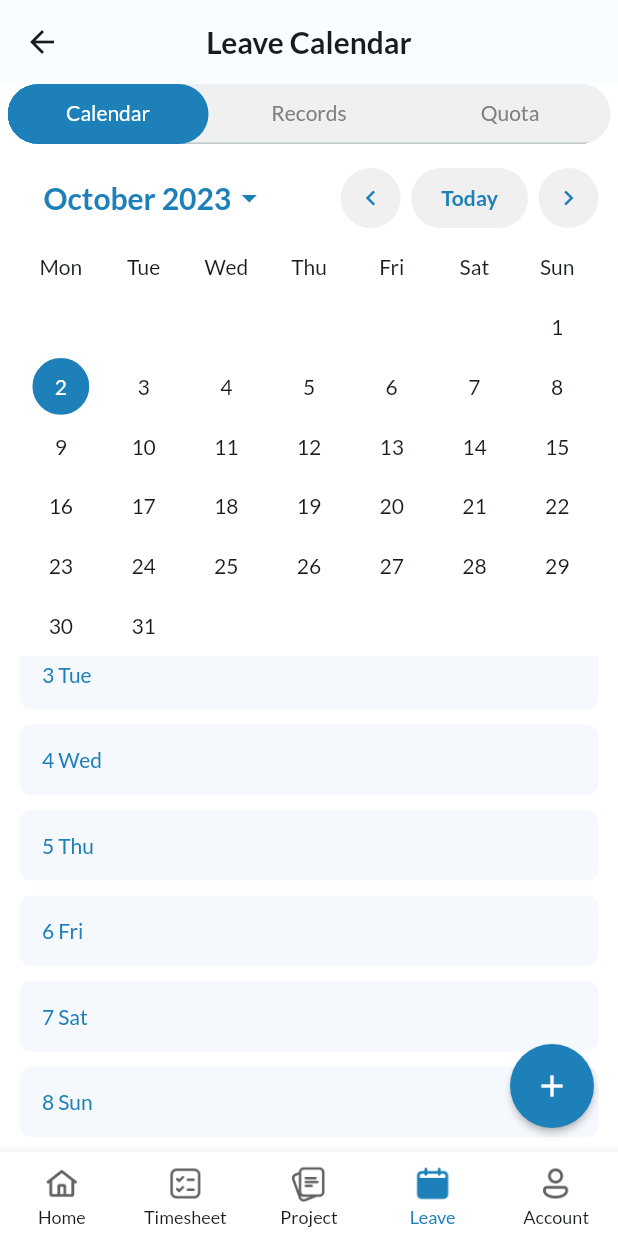
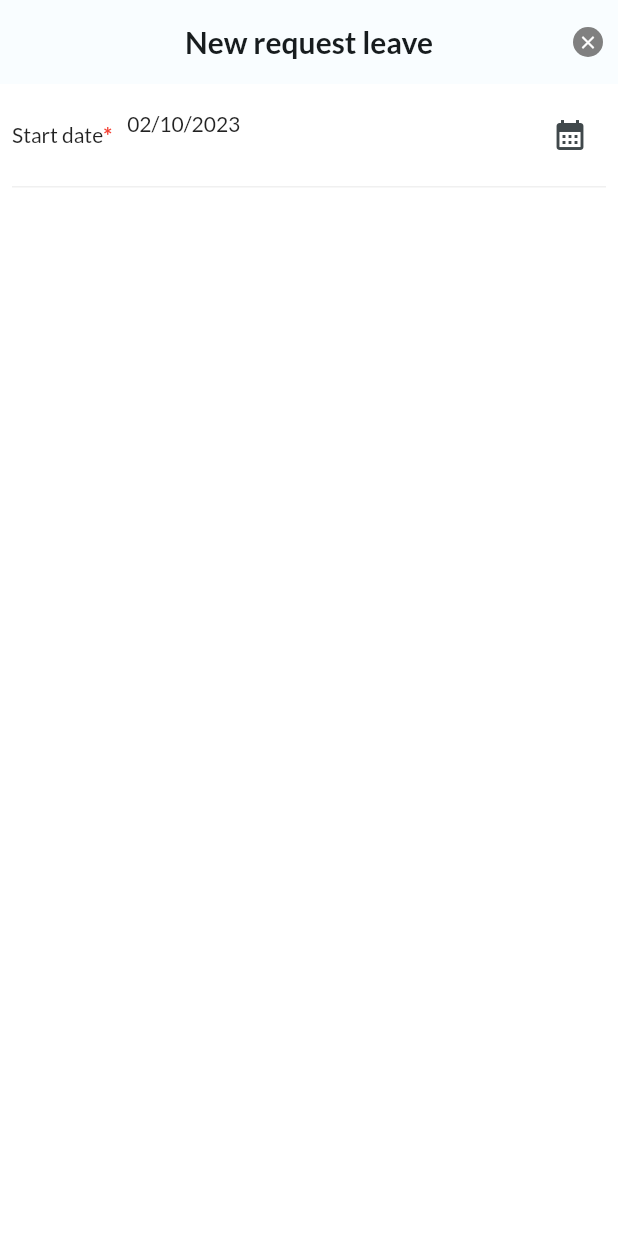
Before and after one commit to vlerbron/timesheet, a Flutter app: the LeavePage screen opened by its route, scrolled down 158 dp, after a tap on the "add" icon, on a phone screen of 412 x 824 dp. Run offline on Flutter 3.47's test engine with Material 2 defaults, Android fonts, the phone set to English and light mode, and no system bars; drawn by our look-alikes of scrollable_positioned_list; our stand-ins replace firebase_auth, firebase_core, flutter_riverpod, google_fonts; accounts and stored records are empty.

Commit message:
add new leave request

```diff
--- a/lib/pages/leave_page.dart
+++ b/lib/pages/leave_page.dart
@@ -1,5 +1,4 @@
 import 'package:flutter/material.dart';
-import 'package:timesheet/widgets/common/floating_add_button.dart';
 import 'package:timesheet/widgets/tabs.dart';
 import 'package:timesheet/pages/leave_tabs/calendar_tab.dart';
 import 'package:timesheet/widgets/common/custom_tab_bar.dart';
@@ -44,7 +43,6 @@ class LeavePage extends StatelessWidget {
           ),
         ),
         bottomNavigationBar: const Tabs(selectedIndex: 3),
-        floatingActionButton: FloatingAddButton(onPressed: () {}),
       ),
     );
   }
--- a/lib/pages/leave_tabs/calendar_tab.dart
+++ b/lib/pages/leave_tabs/calendar_tab.dart
@@ -1,6 +1,8 @@
 import 'package:flutter/material.dart';
 import 'package:flutter_riverpod/flutter_riverpod.dart';
+import 'package:timesheet/pages/leave_tabs/new_leave_request.dart';
 import 'package:timesheet/providers/selected_date_provider.dart';
+import 'package:timesheet/widgets/common/floating_add_button.dart';
 import 'package:timesheet/widgets/custom_calendar_date_picker.dart';
 import 'package:scrollable_positioned_list/scrollable_positioned_list.dart';
 import 'package:timesheet/widgets/leave/leave_listview.dart';
@@ -18,7 +20,8 @@ class _CalendarTabState extends ConsumerState<CalendarTab> {
 
   @override
   Widget build(BuildContext context) {
-    return Column(
+    return Stack(alignment: Alignment.bottomRight, children: [
+      Column(
         children: [
           const SizedBox(
             height: 10,
@@ -41,6 +44,11 @@ class _CalendarTabState extends ConsumerState<CalendarTab> {
             itemScrollController: itemScrollController,
           )
         ],
-    );
+      ),
+      FloatingAddButton(onPressed: () {
+        Navigator.push(context,
+            MaterialPageRoute(builder: (ctx) => const NewLeaveRequest()));
+      }),
+    ]);
   }
 }
--- a/lib/pages/leave_tabs/leave_detail_item.dart
+++ b/lib/pages/leave_tabs/leave_detail_item.dart
@@ -1,5 +1,6 @@
 import 'package:flutter/material.dart';
 import 'package:timesheet/models/leave_model.dart';
+import 'package:timesheet/utils/const.dart';
 import 'package:timesheet/widgets/name_avatar.dart';
 
 class LeaveDetailItem extends StatelessWidget {
@@ -27,7 +28,7 @@ class LeaveDetailItem extends StatelessWidget {
             decoration: const BoxDecoration(
               border: Border(
                   bottom: BorderSide(
-                color: Color.fromARGB(255, 234, 234, 234),
+                color: kColorLightGrey,
               )),
             ),
             child: Text(
@@ -35,7 +36,7 @@ class LeaveDetailItem extends StatelessWidget {
               style: Theme.of(context)
                   .textTheme
                   .bodyLarge!
-                  .copyWith(color: const Color.fromARGB(255, 128, 128, 128)),
+                  .copyWith(color: kColorDarkGrey),
             ),
           ),
         )
--- /dev/null
+++ b/lib/pages/leave_tabs/new_leave_request.dart
@@ -0,0 +1,111 @@
+import 'package:flutter/material.dart';
+import 'package:intl/intl.dart';
+import 'package:timesheet/utils/const.dart';
+
+class NewLeaveRequest extends StatefulWidget {
+  const NewLeaveRequest({super.key});
+
+  @override
+  State<NewLeaveRequest> createState() => _NewLeaveRequestState();
+}
+
+class _NewLeaveRequestState extends State<NewLeaveRequest> {
+  final formatter = DateFormat('dd/MM/yyyy');
+  final DateTime todayDate =
+      DateTime(DateTime.now().year, DateTime.now().month, DateTime.now().day);
+  late DateTime startDate;
+  final TextEditingController _startDateController = TextEditingController();
+
+  @override
+  void initState() {
+    startDate = todayDate;
+    _startDateController.text = formatter.format(startDate);
+    super.initState();
+  }
+
+  @override
+  Widget build(BuildContext context) {
+    return Scaffold(
+      appBar: AppBar(
+        title: const Text(
+          'New request leave',
+        ),
+        centerTitle: true,
+        automaticallyImplyLeading: false,
+        actions: [
+          Container(
+            width: 20,
+            height: 20,
+            margin: const EdgeInsets.only(right: 10),
+            child: IconButton(
+                style: IconButton.styleFrom(
+                  backgroundColor: kColorDarkGrey,
+                  foregroundColor: Colors.white,
+                  padding: const EdgeInsets.all(2.5),
+                ),
+                onPressed: () {
+                  Navigator.pop(context);
+                },
+                icon: const Icon(
+                  Icons.close,
+                  size: 14,
+                )),
+          )
+        ],
+      ),
+      body: Column(children: [
+        Container(
+          margin: const EdgeInsets.symmetric(horizontal: 8),
+          padding: const EdgeInsets.symmetric(vertical: 10),
+          decoration: const BoxDecoration(
+              border: Border(bottom: BorderSide(color: kColorLightGrey))),
+          child: Row(
+            children: [
+              const Row(
+                children: [
+                  Text(
+                    'Start date',
+                  ),
+                  Text(
+                    '*',
+                    style: kRequiredTextStyle,
+                  )
+                ],
+              ),
+              const SizedBox(
+                width: 10,
+              ),
+              Expanded(
+                child: TextField(
+                  controller: _startDateController,
+                  decoration: InputDecoration(
+                    border: InputBorder.none,
+                    suffixIcon: IconButton(
+                      icon: const Icon(
+                        Icons.calendar_month,
+                      ),
+                      onPressed: () async {
+                        startDate = await showDatePicker(
+                                context: context,
+                                initialDate: todayDate,
+                                firstDate: DateTime(todayDate.year - 5,
+                                    todayDate.month, todayDate.day),
+                                lastDate: DateTime(todayDate.year + 5,
+                                    todayDate.month, todayDate.day)) ??
+                            todayDate;
+                        setState(() {
+                          _startDateController.text =
+                              formatter.format(startDate);
+                        });
+                      },
+                    ),
+                  ),
+                ),
+              ),
+            ],
+          ),
+        )
+      ]),
+    );
+  }
+}
--- a/lib/pages/new_task_page.dart
+++ b/lib/pages/new_task_page.dart
@@ -1,5 +1,6 @@
 import 'package:flutter/material.dart';
 import 'package:timesheet/models/task_model.dart';
+import 'package:timesheet/utils/const.dart';
 import 'package:timesheet/widgets/common/save_button.dart';
 import 'package:timesheet/widgets/common/short_cancel_button.dart';
 
@@ -148,17 +149,15 @@ class _NewTaskState extends State<NewTaskPage> {
                   Text('Usage time'),
                   Text(
                     '*',
-                    style: TextStyle(
-                      fontWeight: FontWeight.bold,
-                      fontSize: 15,
-                      color: Colors.red,
-                    ),
+                    style: kRequiredTextStyle,
                   ),
                   Expanded(
                     child: Row(
                       mainAxisAlignment: MainAxisAlignment.end,
                       children: [
-                        Text('data'),
+                        Expanded(
+                          child: TextField(),
+                        ),
                       ],
                     ),
                   ),
--- /dev/null
+++ b/lib/utils/const.dart
@@ -0,0 +1,14 @@
+import 'package:flutter/material.dart';
+
+///// Color
+/////
+const kColorDarkGrey = Color.fromARGB(255, 128, 128, 128);
+const kColorLightGrey = Color.fromARGB(255, 240, 240, 240);
+
+///// Text Style
+/////
+const kRequiredTextStyle = TextStyle(
+  fontWeight: FontWeight.bold,
+  fontSize: 15,
+  color: Colors.red,
+);
--- a/lib/widgets/common/custom_tab_bar.dart
+++ b/lib/widgets/common/custom_tab_bar.dart
@@ -1,4 +1,5 @@
 import 'package:flutter/material.dart';
+import 'package:timesheet/utils/const.dart';
 
 class CustomTabBar extends StatelessWidget {
   const CustomTabBar({super.key, required this.tabs});
@@ -12,11 +13,11 @@ class CustomTabBar extends StatelessWidget {
       padding: const EdgeInsets.all(0),
       decoration: BoxDecoration(
         borderRadius: BorderRadius.circular(30),
-        color: const Color.fromARGB(255, 240, 240, 240),
+        color: kColorLightGrey,
       ),
       height: 40,
       child: TabBar(
-          unselectedLabelColor: const Color.fromARGB(255, 128, 128, 128),
+          unselectedLabelColor: kColorDarkGrey,
           labelColor: Theme.of(context).colorScheme.onPrimary,
           labelStyle: Theme.of(context).textTheme.bodyLarge,
           indicatorSize: TabBarIndicatorSize.tab,
--- a/lib/widgets/common/floating_add_button.dart
+++ b/lib/widgets/common/floating_add_button.dart
@@ -7,13 +7,16 @@ class FloatingAddButton extends StatelessWidget {
 
   @override
   Widget build(BuildContext context) {
-    return FloatingActionButton(
+    return Container(
+      margin: const EdgeInsets.symmetric(vertical: 10, horizontal: 5),
+      child: FloatingActionButton(
         onPressed: onPressed,
         backgroundColor: Theme.of(context).colorScheme.primary,
         foregroundColor: Theme.of(context).colorScheme.onPrimary,
         elevation: 2,
         shape: const CircleBorder(),
         child: const Icon(Icons.add),
+      ),
     );
   }
 }
--- a/lib/widgets/custom_calendar_date_picker.dart
+++ b/lib/widgets/custom_calendar_date_picker.dart
@@ -8,6 +8,7 @@ import 'package:flutter/gestures.dart';
 import 'package:flutter/rendering.dart';
 import 'package:flutter/services.dart';
 import 'package:flutter/material.dart';
+import 'package:timesheet/utils/const.dart';
 
 const Duration _monthScrollDuration = Duration(milliseconds: 200);
 
@@ -793,7 +794,7 @@ class _MonthPickerState extends State<_MonthPicker> {
                   alignment: Alignment.center,
                   decoration: BoxDecoration(
                     borderRadius: BorderRadius.circular(30),
-                    color: const Color.fromARGB(255, 240, 240, 240),
+                    color: kColorLightGrey,
                   ),
                   padding: const EdgeInsets.symmetric(
                     horizontal: 20,
@@ -821,7 +822,7 @@ class _MonthPickerState extends State<_MonthPicker> {
                 ),
                 IconButton(
                   style: IconButton.styleFrom(
-                    backgroundColor: const Color.fromARGB(255, 240, 240, 240),
+                    backgroundColor: kColorLightGrey,
                   ),
                   icon: const Icon(Icons.chevron_right, size: 20),
                   color: primaryColor,
--- a/lib/widgets/leave/leave_hour_row.dart
+++ b/lib/widgets/leave/leave_hour_row.dart
@@ -1,5 +1,6 @@
 import 'package:flutter/material.dart';
 import 'package:timesheet/models/leave_model.dart';
+import 'package:timesheet/utils/const.dart';
 import 'package:timesheet/widgets/name_avatar.dart';
 
 class LeaveHourRow extends StatelessWidget {
@@ -51,7 +52,7 @@ class LeaveHourRow extends StatelessWidget {
           NameAvatar(
             text: '+${leaves.length - 5}',
             backgroundColor: Colors.white,
-            textColor: const Color.fromARGB(255, 128, 128, 128),
+            textColor: kColorDarkGrey,
           ),
         );
         break;
--- a/lib/widgets/timesheet/custom_calendar_date_picker_popup.dart
+++ b/lib/widgets/timesheet/custom_calendar_date_picker_popup.dart
@@ -8,6 +8,7 @@ import 'package:flutter/gestures.dart';
 import 'package:flutter/rendering.dart';
 import 'package:flutter/services.dart';
 import 'package:flutter/material.dart';
+import 'package:timesheet/utils/const.dart';
 
 const Duration _monthScrollDuration = Duration(milliseconds: 200);
 
@@ -771,7 +772,7 @@ class _MonthPickerState extends State<_MonthPicker> {
                 const Spacer(),
                 IconButton(
                   style: IconButton.styleFrom(
-                    backgroundColor: const Color.fromARGB(255, 240, 240, 240),
+                    backgroundColor: kColorLightGrey,
                   ),
                   icon: const Icon(Icons.chevron_left, size: 30),
                   color: primaryColor,
@@ -789,7 +790,7 @@ class _MonthPickerState extends State<_MonthPicker> {
                   alignment: Alignment.center,
                   decoration: const BoxDecoration(
                     borderRadius: BorderRadius.all(Radius.circular(15)),
-                    color: Color.fromARGB(255, 240, 240, 240),
+                    color: kColorLightGrey,
                   ),
                   padding: const EdgeInsets.symmetric(
                     horizontal: 10,
@@ -816,7 +817,7 @@ class _MonthPickerState extends State<_MonthPicker> {
                 ),
                 IconButton(
                   style: IconButton.styleFrom(
-                    backgroundColor: const Color.fromARGB(255, 240, 240, 240),
+                    backgroundColor: kColorLightGrey,
                   ),
                   icon: const Icon(Icons.chevron_right, size: 30),
                   color: primaryColor,
```
Lines whose indentation alone changed are shown as unchanged.
